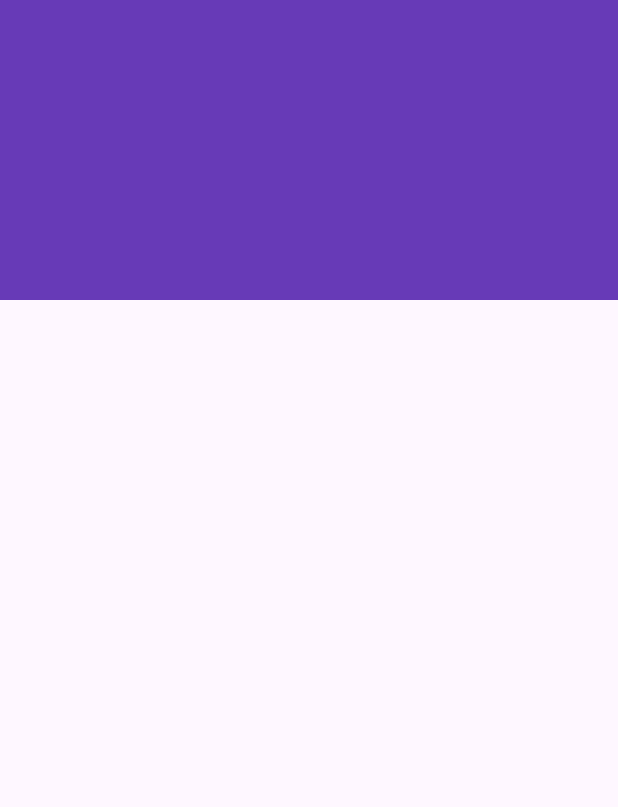
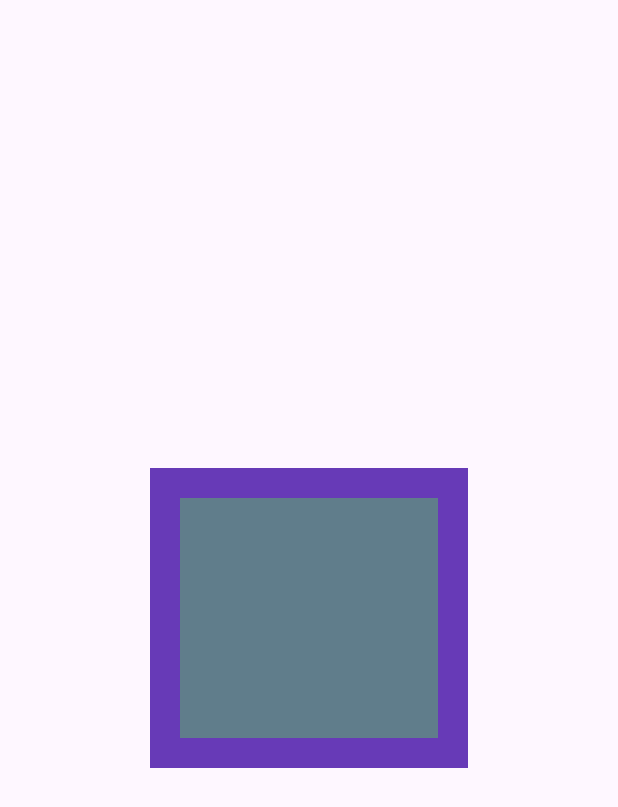
Before and after one commit to mairame21/layout_container, a Flutter app: the screen it shows after launch, on a phone screen of 412 x 824 dp. Shown: the top 807 px of the screen. Run offline on Flutter 3.47's test engine with Material 3 defaults, Android fonts, the phone set to English and light mode, and no system bars.

Commit message:
version0409266

```diff
--- a/lib/main.dart
+++ b/lib/main.dart
@@ -21,10 +21,21 @@ class MyHomePage extends StatelessWidget {
   @override
   Widget build(BuildContext context) {
     return Scaffold(
-      body: Container(
-        height: 200,
-        width: double.infinity,
-        color: Colors.deepPurple,
+      body: Center(
+        child:Container(
+          height: 200,
+          width: 300,
+          padding: const EdgeInsets.all(20),
+          margin: EdgeInsets.symmetric(horizontal: 100,vertical: 100),
+          color: Colors.deepPurple,
+          child: Container(
+            height: 200,
+            width: 400,
+            decoration: BoxDecoration(
+              color: Colors.blueGrey,
+            ),
+          ),
+        )
       ),
     );
   }
```
